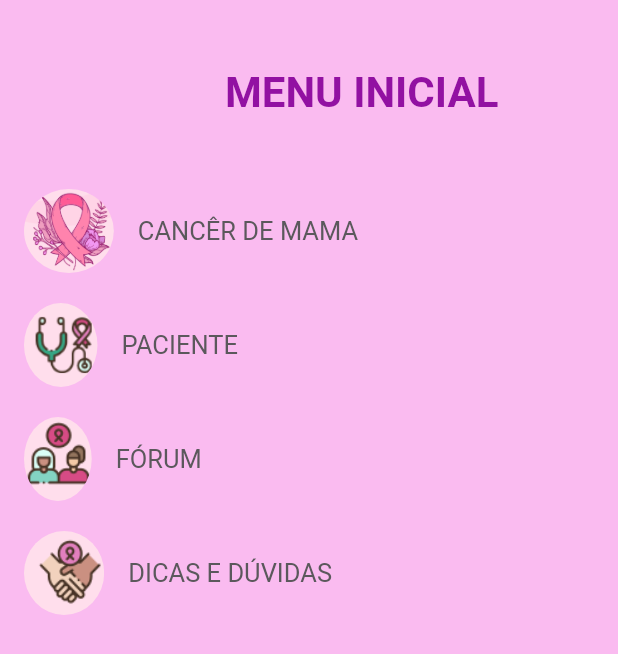
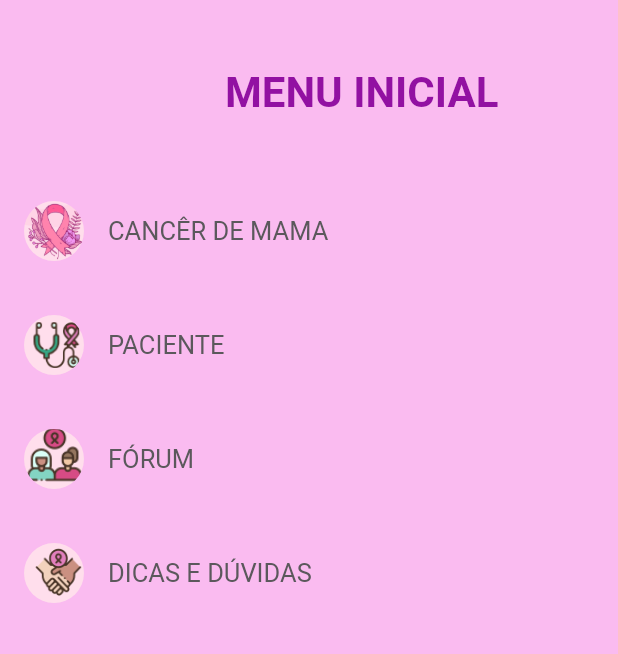
Before and after one commit to andressatlopes/FlutterProject, a Flutter app: the Menu screen opened directly, on a phone screen of 412 x 824 dp. Shown: the top 654 px of the screen. Run offline on Flutter 3.47's test engine with Material 2 defaults, Android fonts, the phone set to English and light mode, and no system bars.

```diff
--- a/lib/menuInicial.dart
+++ b/lib/menuInicial.dart
@@ -33,8 +33,12 @@ class Menu extends StatelessWidget {
             child: ListView(
               children: [
                 ListTile(
-                  leading: ClipOval(
-                    child: Image.asset('images/simbolo.png', fit: BoxFit.fill,),
+                  leading: const CircleAvatar(
+                    backgroundImage: AssetImage('images/simbolo.png'),
+                    backgroundColor: Colors.transparent,
+                    radius: 20,
+                    foregroundColor: Colors.white,
+                    //backgroundBlendMode: BlendMode.darken,
 
                   ),
                   title: const Text(
@@ -52,8 +56,11 @@ class Menu extends StatelessWidget {
                   height: 20,
                 ),
                 ListTile(
-                  leading: ClipOval(
-                    child: Image.asset('images/paciente.png',fit: BoxFit.fill),
+                  leading: const CircleAvatar(
+                    backgroundImage: AssetImage('images/paciente.png'),
+                    backgroundColor: Colors.transparent,
+                    radius: 20,
+                    foregroundColor: Colors.white,
                   ),
                   title: const Text(
                     'PACIENTE',
@@ -70,8 +77,11 @@ class Menu extends StatelessWidget {
                   height: 20,
                 ),
                 ListTile(
-                  leading: ClipOval(
-                    child: Image.asset('images/forum.png',fit: BoxFit.fill),
+                  leading: const CircleAvatar(
+                    backgroundImage: AssetImage('images/forum.png'),
+                    backgroundColor: Colors.transparent,
+                    radius: 20,
+                    foregroundColor: Colors.white,
                   ),
                   title: const Text(
                     'FÓRUM',
@@ -88,8 +98,11 @@ class Menu extends StatelessWidget {
                   height: 20,
                 ),
                 ListTile(
-                  leading: ClipOval(
-                    child: Image.asset('images/dicas.png', fit: BoxFit.fill),
+                  leading: const CircleAvatar(
+                    backgroundImage: AssetImage('images/dicas.png'),
+                    backgroundColor: Colors.transparent,
+                    radius: 20,
+                    foregroundColor: Colors.white,
                   ),
                   title: const Text(
                     'DICAS E DÚVIDAS',
```
